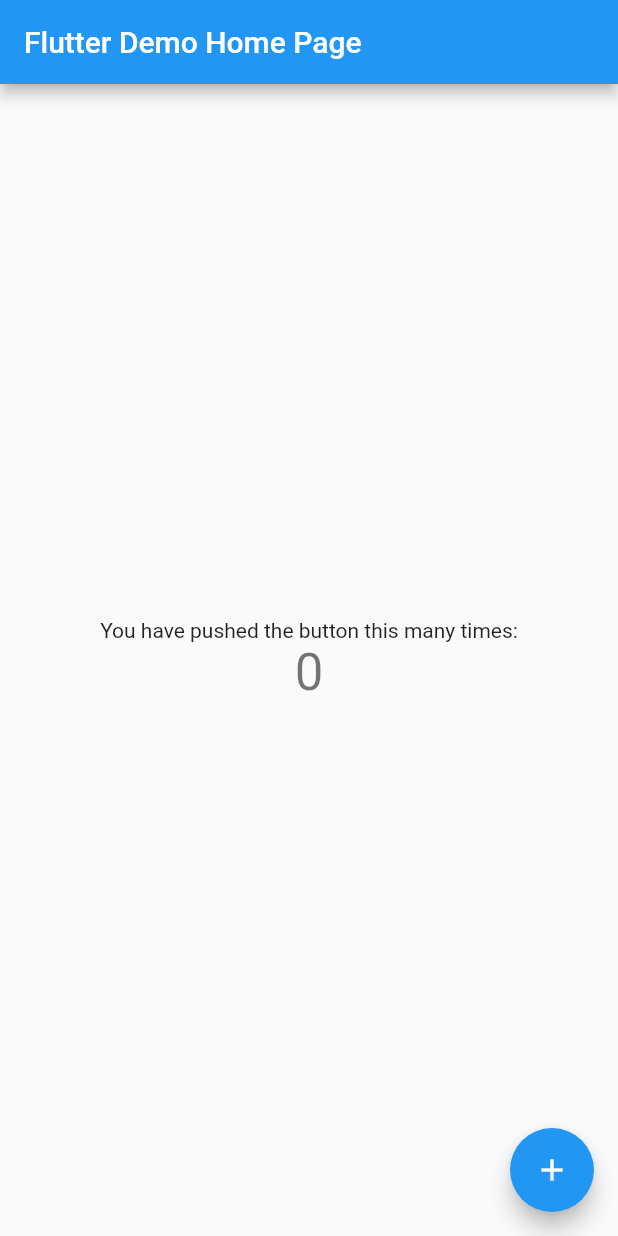
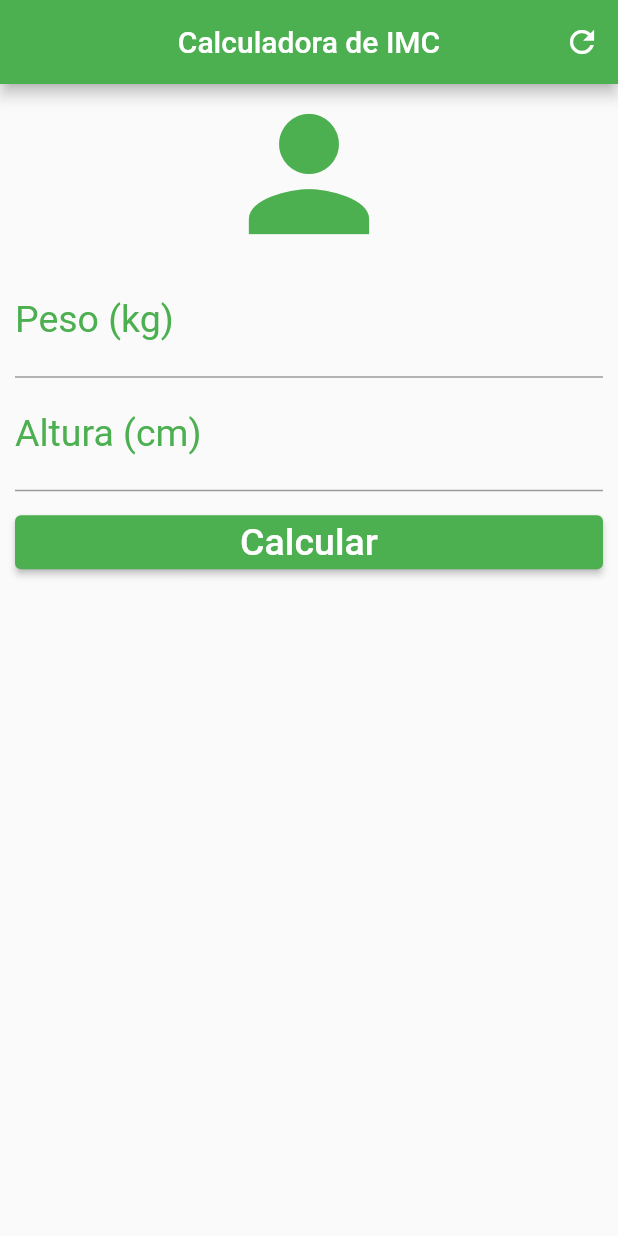
Before and after one commit to arturRDC/imc_calc_v2, a Flutter app: the screen it shows after launch, on a phone screen of 412 x 824 dp. Run offline on Flutter 3.47's test engine with Material 2 defaults, Android fonts, the phone set to English and light mode, and no system bars.

Commit message:
Starting main.dart

```diff
--- a/lib/main.dart
+++ b/lib/main.dart
@@ -1,115 +1,146 @@
+// import 'dart:html';
+
 import 'package:flutter/material.dart';
 
 void main() {
-  runApp(const MyApp());
+  runApp(MaterialApp(
+    title: "Calculadora IMC",
+    theme: ThemeData(
+      primarySwatch: Colors.green,
+    ),
+    home: Home(),
+  ));
 }
 
-class MyApp extends StatelessWidget {
-  const MyApp({super.key});
-
-  // This widget is the root of your application.
+class Home extends StatefulWidget {
   @override
-  Widget build(BuildContext context) {
-    return MaterialApp(
-      title: 'Flutter Demo',
-      theme: ThemeData(
-        // This is the theme of your application.
-        //
-        // Try running your application with "flutter run". You'll see the
-        // application has a blue toolbar. Then, without quitting the app, try
-        // changing the primarySwatch below to Colors.green and then invoke
-        // "hot reload" (press "r" in the console where you ran "flutter run",
-        // or simply save your changes to "hot reload" in a Flutter IDE).
-        // Notice that the counter didn't reset back to zero; the application
-        // is not restarted.
-        primarySwatch: Colors.blue,
-      ),
-      home: const MyHomePage(title: 'Flutter Demo Home Page'),
-    );
-  }
+  _HomeState createState() => _HomeState();
 }
 
-class MyHomePage extends StatefulWidget {
-  const MyHomePage({super.key, required this.title});
+class _HomeState extends State<Home> {
+  TextEditingController pesoController = TextEditingController();
+  TextEditingController alturaController = TextEditingController();
+  GlobalKey<FormState> _formKey = GlobalKey<FormState>();
+  String _textInfo = "";
 
-  // This widget is the home page of your application. It is stateful, meaning
-  // that it has a State object (defined below) that contains fields that affect
-  // how it looks.
-
-  // This class is the configuration for the state. It holds the values (in this
-  // case the title) provided by the parent (in this case the App widget) and
-  // used by the build method of the State. Fields in a Widget subclass are
-  // always marked "final".
-
-  final String title;
-
-  @override
-  State<MyHomePage> createState() => _MyHomePageState();
+  void _resetCampos() {
+    _formKey.currentState?.reset();
+    pesoController.clear();
+    alturaController.clear();
+    setState(() {
+      _textInfo = "";
+    });
   }
 
-class _MyHomePageState extends State<MyHomePage> {
-  int _counter = 0;
-
-  void _incrementCounter() {
+  void _calcular() {
     setState(() {
-      // This call to setState tells the Flutter framework that something has
-      // changed in this State, which causes it to rerun the build method below
-      // so that the display can reflect the updated values. If we changed
-      // _counter without calling setState(), then the build method would not be
-      // called again, and so nothing would appear to happen.
-      _counter++;
+      double peso = double.parse(pesoController.text);
+      double altura = double.parse(alturaController.text) / 100;
+      double imc = peso / (altura * altura);
+      debugPrint("imc: $imc");
+      if (imc < 18.6) {
+        _textInfo = "Abaixo do peso (${imc.toStringAsPrecision(4)})";
+      } else if (imc >= 18.6 && imc < 24.9) {
+        _textInfo = "Peso ideal (${imc.toStringAsPrecision(4)})";
+      } else if (imc >= 24.9 && imc < 29.9) {
+        _textInfo = "Levemente acima do peso (${imc.toStringAsPrecision(4)})";
+      } else if (imc >= 29.9 && imc < 34.9) {
+        _textInfo = "Obesidade Grau I (${imc.toStringAsPrecision(4)})";
+      } else if (imc >= 34.9 && imc < 39.9) {
+        _textInfo = "Obesidade Grau II (${imc.toStringAsPrecision(4)})";
+      } else if (imc >= 40) {
+        _textInfo = "Obesidade Grau III (${imc.toStringAsPrecision(4)})";
+      }
     });
   }
 
   @override
   Widget build(BuildContext context) {
-    // This method is rerun every time setState is called, for instance as done
-    // by the _incrementCounter method above.
-    //
-    // The Flutter framework has been optimized to make rerunning build methods
-    // fast, so that you can just rebuild anything that needs updating rather
-    // than having to individually change instances of widgets.
     return Scaffold(
       appBar: AppBar(
-        // Here we take the value from the MyHomePage object that was created by
-        // the App.build method, and use it to set our appbar title.
-        title: Text(widget.title),
+        title: Text("Calculadora de IMC"),
+        centerTitle: true,
+        actions: [
+          IconButton(
+            icon: Icon(Icons.refresh),
+            onPressed: _resetCampos,
+          )
+        ],
       ),
-      body: Center(
-        // Center is a layout widget. It takes a single child and positions it
-        // in the middle of the parent.
+      body: SingleChildScrollView(
+          padding: EdgeInsets.fromLTRB(10.0, 0.0, 10.0, 0.0),
+          child: Form(
+            key: _formKey,
             child: Column(
-          // Column is also a layout widget. It takes a list of children and
-          // arranges them vertically. By default, it sizes itself to fit its
-          // children horizontally, and tries to be as tall as its parent.
-          //
-          // Invoke "debug painting" (press "p" in the console, choose the
-          // "Toggle Debug Paint" action from the Flutter Inspector in Android
-          // Studio, or the "Toggle Debug Paint" command in Visual Studio Code)
-          // to see the wireframe for each widget.
-          //
-          // Column has various properties to control how it sizes itself and
-          // how it positions its children. Here we use mainAxisAlignment to
-          // center the children vertically; the main axis here is the vertical
-          // axis because Columns are vertical (the cross axis would be
-          // horizontal).
-          mainAxisAlignment: MainAxisAlignment.center,
-          children: <Widget>[
-            const Text(
-              'You have pushed the button this many times:',
+              crossAxisAlignment: CrossAxisAlignment.stretch,
+              children: [
+                Icon(Icons.person, size: 120, color: Colors.green),
+                TextFormField(
+                  keyboardType: TextInputType.number,
+                  decoration: InputDecoration(
+                    labelText: "Peso (kg)",
+                    labelStyle: TextStyle(color: Colors.green),
+                  ),
+                  textAlign: TextAlign.center,
+                  style: TextStyle(color: Colors.green, fontSize: 25.0),
+                  controller: pesoController,
+                  validator: (value) {
+                    if (value!.isEmpty) {
+                      return "Insira seu peso!";
+                    } else {
+                      return null;
+                    }
+                  },
+                ),
+                TextFormField(
+                  keyboardType: TextInputType.number,
+                  decoration: InputDecoration(
+                    labelText: "Altura (cm)",
+                    labelStyle: TextStyle(color: Colors.green),
+                  ),
+                  textAlign: TextAlign.center,
+                  style: TextStyle(color: Colors.green, fontSize: 25.0),
+                  controller: alturaController,
+                  validator: (value) {
+                    if (value!.isEmpty) {
+                      return "Insira sua altura!";
+                    } else {
+                      return null;
+                    }
+                  },
+                ),
+                Padding(
+                  padding: EdgeInsets.only(
+                    top: 10.0,
+                    bottom: 10.0,
+                  ),
+                  child: ButtonTheme(
+                      height: 50.0,
+                      highlightColor: Colors.amber,
+                      child: ElevatedButton(
+                        onPressed: () {
+                          if (_formKey.currentState!.validate()) _calcular();
+                        },
+                        child: Text(
+                          "Calcular",
+                          style: TextStyle(
+                            color: Colors.white,
+                            fontSize: 25.0,
+                          ),
+                        ),
+                      )),
                 ),
                 Text(
-              '$_counter',
-              style: Theme.of(context).textTheme.headline4,
+                  _textInfo,
+                  textAlign: TextAlign.center,
+                  style: TextStyle(
+                    color: Colors.green,
+                    fontSize: 25.0,
                   ),
+                )
               ],
             ),
-      ),
-      floatingActionButton: FloatingActionButton(
-        onPressed: _incrementCounter,
-        tooltip: 'Increment',
-        child: const Icon(Icons.add),
-      ), // This trailing comma makes auto-formatting nicer for build methods.
+          )),
     );
   }
 }
```
Lines whose indentation alone changed are shown as unchanged.
